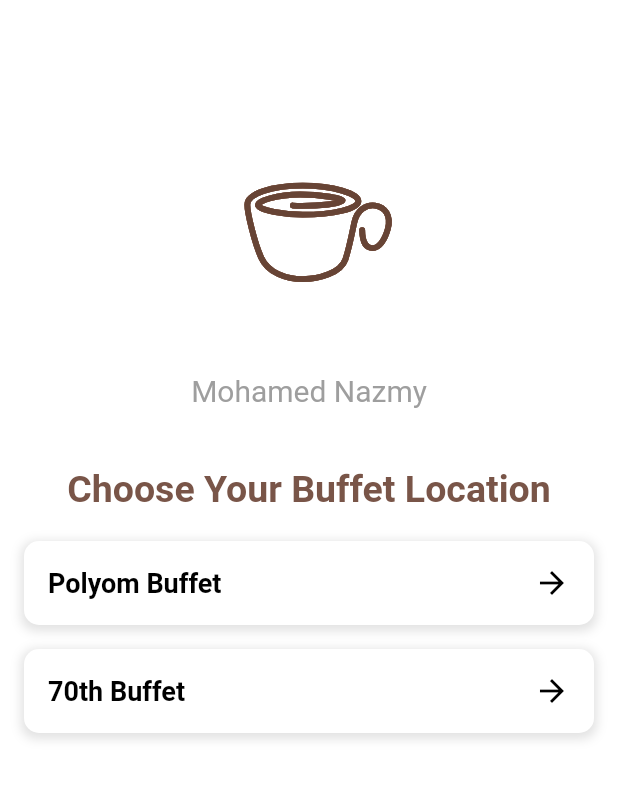
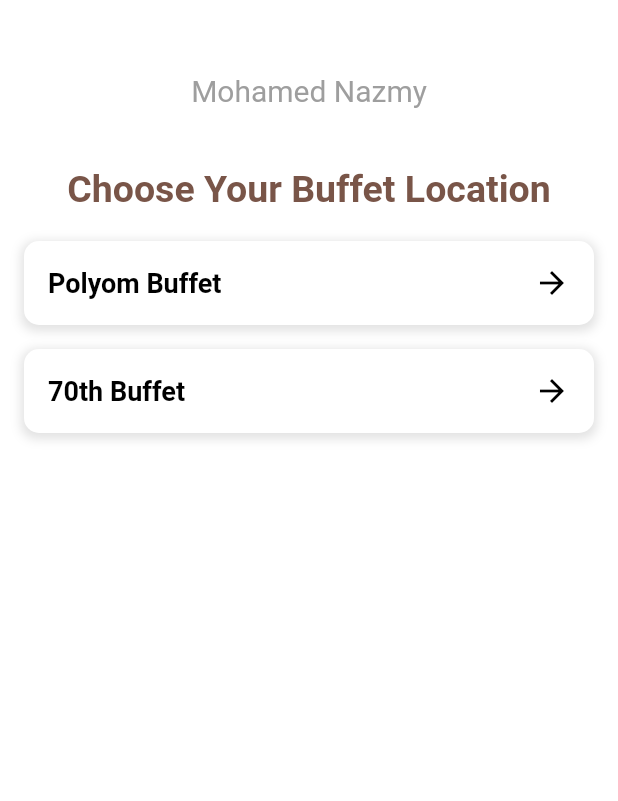
Before and after one commit to melmorsy2010/BUFFET-BM, a Flutter app: the screen it shows after launch, on a phone screen of 412 x 824 dp, the part 65-866 px from its top. Run offline on Flutter 3.47's test engine with Material 2 defaults, Android fonts, the phone set to English and light mode, and no system bars; our stand-ins replace animated_text_kit, cached_network_image, firebase_messaging, flutter_vector_icons, google_fonts, lottie and 3 more; accounts and stored records are empty; Roboto replaces fonts that are missing (Cairo).

Commit message:
Initial commit

```diff
--- a/lib/onboarding screen.dart
+++ b/lib/onboarding screen.dart
@@ -73,11 +73,7 @@ class _BuffetLocationScreenState extends State<BuffetLocationScreen> {
           mainAxisAlignment: MainAxisAlignment.center,
           crossAxisAlignment: CrossAxisAlignment.center,
           children: [
-            Lottie.asset(
-              'assets/images/coffee.json',
-              width: 200,
-              height: 200,
-            ),
+
             SizedBox(height: 20),
             Text(
               "Mohamed Nazmy",
```
